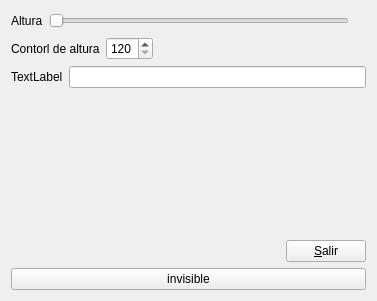
Before: the Qt Designer form Qt/designer/widget.ui in Pinkii-/IDI, drawn with Qt 5.
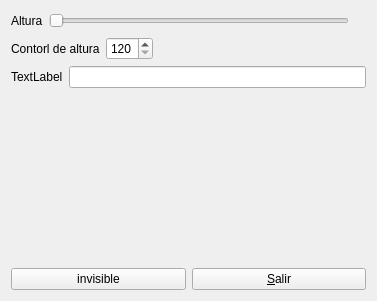
After: the same form once the commit is applied. Custom widgets are drawn as their Qt base class.

Commit message: se ase hinbisivle nomas

Patch:
```diff
--- a/Qt/designer/widget.ui
+++ b/Qt/designer/widget.ui
@@ -127,17 +127,11 @@
    <item>
     <layout class="QHBoxLayout" name="horizontalLayout_5">
      <item>
-      <spacer name="horizontalSpacer">
-       <property name="orientation">
-        <enum>Qt::Horizontal</enum>
+      <widget class="QPushButton" name="pushButton_2">
+       <property name="text">
+        <string>invisible</string>
        </property>
-       <property name="sizeHint" stdset="0">
-        <size>
-         <width>40</width>
-         <height>20</height>
-        </size>
-       </property>
-      </spacer>
+      </widget>
      </item>
      <item>
       <widget class="QPushButton" name="pushButton">
@@ -148,13 +142,6 @@
      </item>
     </layout>
    </item>
-   <item>
-    <widget class="QPushButton" name="pushButton_2">
-     <property name="text">
-      <string>invisible</string>
-     </property>
-    </widget>
-   </item>
   </layout>
  </widget>
  <customwidgets>
```
The commit also changes 2 other files.
